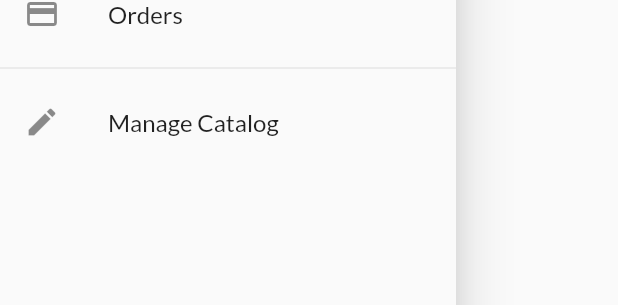
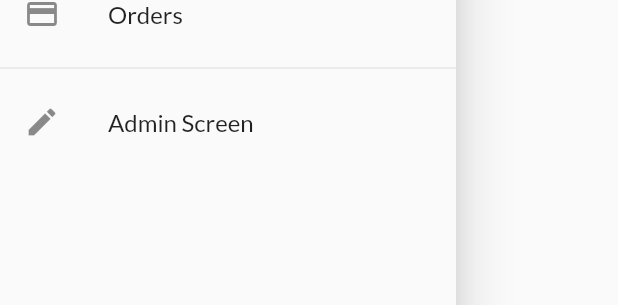
Before and after one commit to Blankeye-zero/shop_app, a Flutter app: the AppDrawer widget shown alone on an empty page, opened directly, on a phone screen of 412 x 824 dp. Shown: the part 244-549 px from the top of the screen. Run offline on Flutter 3.47's test engine with Material 2 defaults, Android fonts, the phone set to English and light mode, and no system bars.

Commit message:
text correction

```diff
--- a/lib/widgets/appDrawer.dart
+++ b/lib/widgets/appDrawer.dart
@@ -31,7 +31,7 @@ class AppDrawer extends StatelessWidget {
           Divider(),
           ListTile(
             leading: Icon(Icons.edit),
-            title: Text('Manage Catalog'),
+            title: Text('Admin Screen'),
             onTap: () {
               Navigator.of(context)
                   .pushReplacementNamed(UserProductsScreen.routeName);
```
